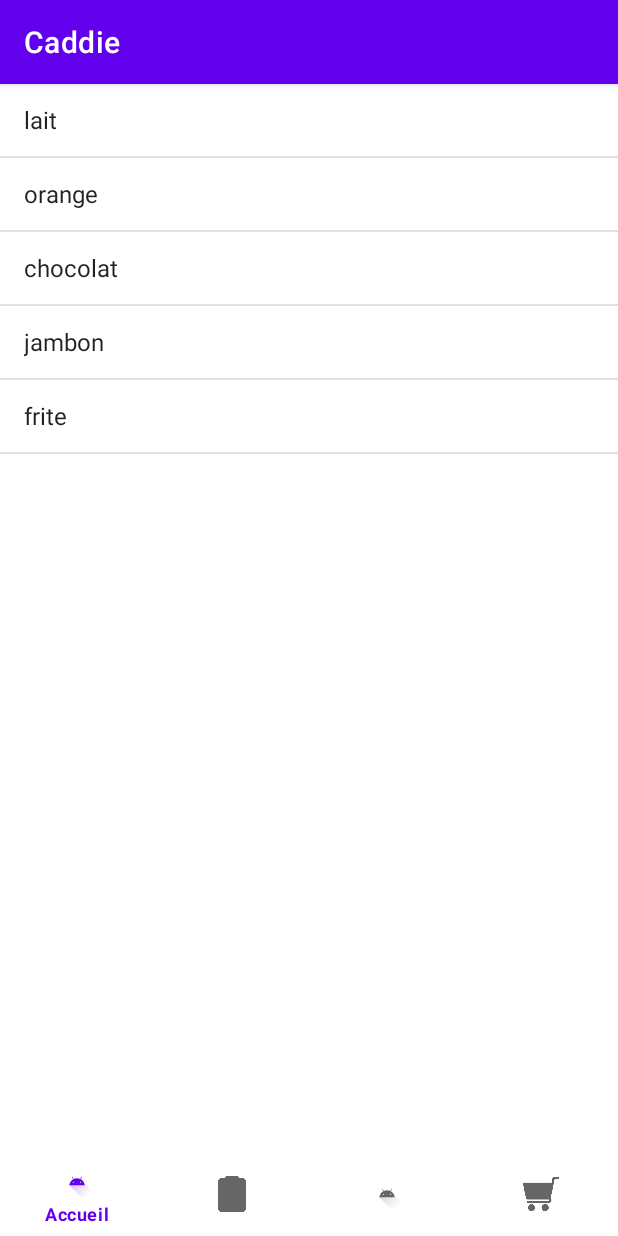
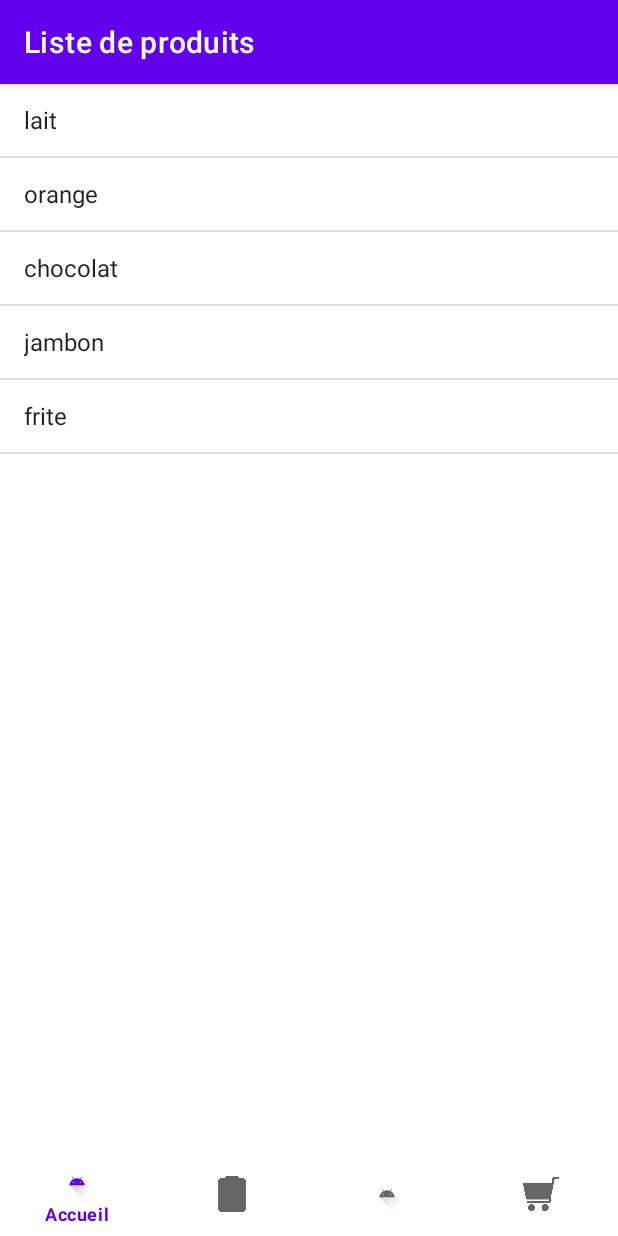
Before and after one commit to UnderscoreXelven/caddy, an Android app: the ProductsActivity screen opened directly, with no data from a screen before it, on a phone screen of 412 x 824 dp. Run offline under Robolectric (Android 15) with nearby library versions, the phone set to English and light mode, and no system bars.

Commit message:
Update ProductsActivity.java

```diff
--- a/app/src/main/java/com/iut/caddie/ProductsActivity.java
+++ b/app/src/main/java/com/iut/caddie/ProductsActivity.java
@@ -24,6 +24,7 @@ public class ProductsActivity extends AppCompatActivity {
     protected void onCreate(Bundle savedInstanceState) {
         super.onCreate(savedInstanceState);
         setContentView(R.layout.activity_products);
+        setTitle("Liste de produits");
 
         listView = findViewById(R.id.listProducts);
 
```
